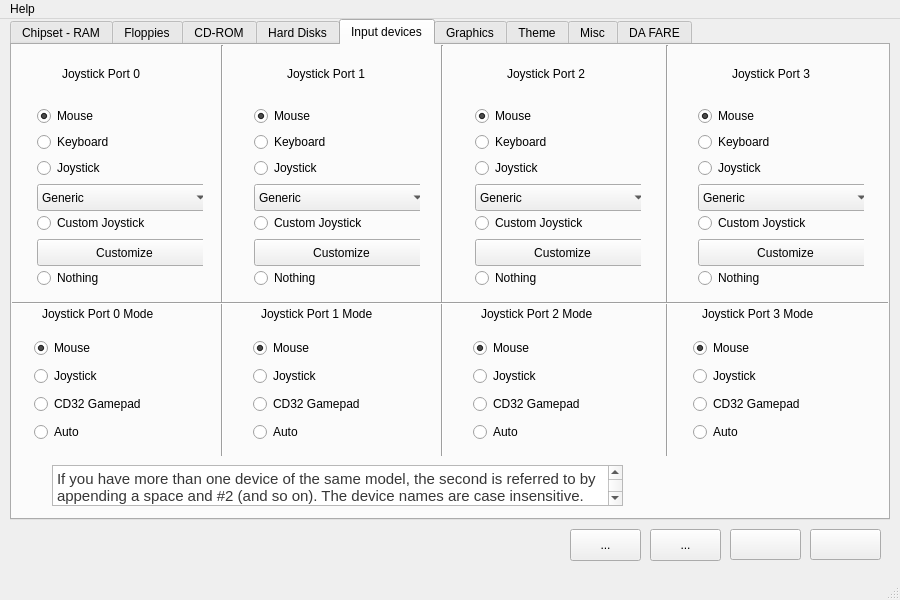
Above: amiga.ui from PSRAmiga/fs-uae before the change. Below: the same form after it.
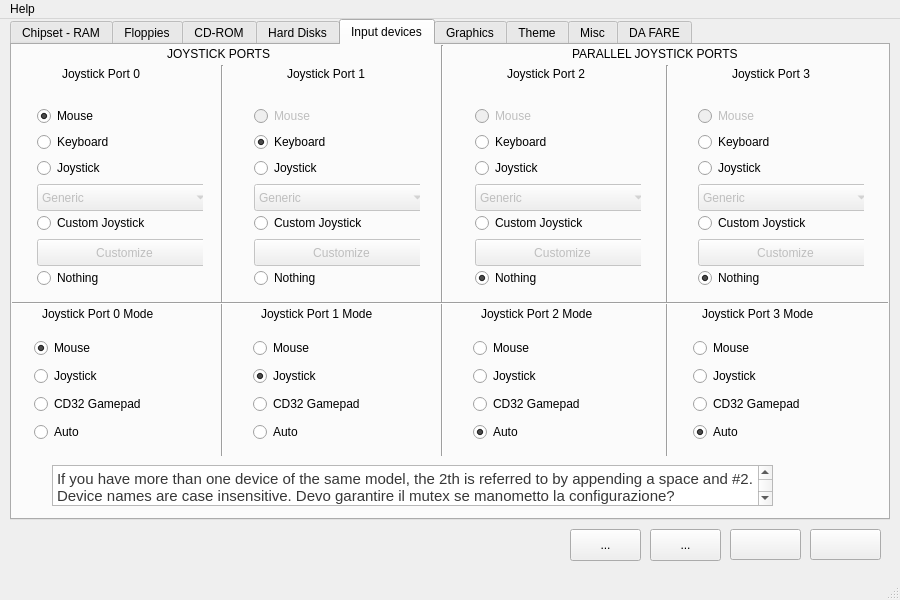
That is the form after the change. The open tabs and pages were chosen to show the change. Icons and pictures are not drawn.

Diff of the .ui file:
```diff
--- a/amiga.ui
+++ b/amiga.ui
@@ -2275,7 +2275,7 @@
        <rect>
         <x>40</x>
         <y>420</y>
-        <width>571</width>
+        <width>721</width>
         <height>41</height>
        </rect>
       </property>
@@ -2284,7 +2284,7 @@
 &lt;html&gt;&lt;head&gt;&lt;meta name=&quot;qrichtext&quot; content=&quot;1&quot; /&gt;&lt;style type=&quot;text/css&quot;&gt;
 p, li { white-space: pre-wrap; }
 &lt;/style&gt;&lt;/head&gt;&lt;body style=&quot; font-family:'Ubuntu'; font-size:11pt; font-weight:400; font-style:normal;&quot;&gt;
-&lt;p style=&quot; margin-top:0px; margin-bottom:0px; margin-left:0px; margin-right:0px; -qt-block-indent:0; text-indent:0px;&quot;&gt;&lt;span style=&quot; font-family:'Helvetica Neue,Helvetica,Arial,sans-serif'; font-weight:296; color:#373737; background-color:#ffffff;&quot;&gt;If you have more than one device of the same model, the second is referred to by appending a space and #2 (and so on). The device names are case insensitive.&lt;/span&gt;&lt;/p&gt;&lt;/body&gt;&lt;/html&gt;</string>
+&lt;p style=&quot; margin-top:0px; margin-bottom:0px; margin-left:0px; margin-right:0px; -qt-block-indent:0; text-indent:0px;&quot;&gt;&lt;span style=&quot; font-family:'Helvetica Neue,Helvetica,Arial,sans-serif'; font-weight:296; color:#373737; background-color:#ffffff;&quot;&gt;If you have more than one device of the same model, the 2th is referred to by appending a space and #2. Device names are case insensitive. Devo garantire il mutex se manometto la configurazione?&lt;/span&gt;&lt;/p&gt;&lt;/body&gt;&lt;/html&gt;</string>
       </property>
      </widget>
      <widget class="QWidget" name="layoutWidget_6">
@@ -2365,7 +2365,7 @@
           <bool>true</bool>
          </property>
          <property name="checked">
-          <bool>true</bool>
+          <bool>false</bool>
          </property>
         </widget>
        </item>
@@ -2374,6 +2374,9 @@
          <property name="text">
           <string>Joystick</string>
          </property>
+         <property name="checked">
+          <bool>true</bool>
+         </property>
         </widget>
        </item>
        <item>
@@ -2411,7 +2414,7 @@
           <bool>true</bool>
          </property>
          <property name="checked">
-          <bool>true</bool>
+          <bool>false</bool>
          </property>
         </widget>
        </item>
@@ -2434,6 +2437,9 @@
          <property name="text">
           <string>Auto</string>
          </property>
+         <property name="checked">
+          <bool>true</bool>
+         </property>
         </widget>
        </item>
       </layout>
@@ -2457,7 +2463,7 @@
           <bool>true</bool>
          </property>
          <property name="checked">
-          <bool>true</bool>
+          <bool>false</bool>
          </property>
         </widget>
        </item>
@@ -2480,6 +2486,9 @@
          <property name="text">
           <string>Auto</string>
          </property>
+         <property name="checked">
+          <bool>true</bool>
+         </property>
         </widget>
        </item>
       </layout>
@@ -2566,9 +2575,9 @@
       <property name="geometry">
        <rect>
         <x>190</x>
-        <y>0</y>
+        <y>20</y>
         <width>41</width>
-        <height>411</height>
+        <height>391</height>
        </rect>
       </property>
       <property name="orientation">
@@ -2592,9 +2601,9 @@
       <property name="geometry">
        <rect>
         <x>635</x>
-        <y>0</y>
+        <y>20</y>
         <width>41</width>
-        <height>411</height>
+        <height>391</height>
        </rect>
       </property>
       <property name="orientation">
@@ -2653,6 +2662,9 @@
        </item>
        <item>
         <widget class="QComboBox" name="joystickPort0ModelComboBox">
+         <property name="enabled">
+          <bool>false</bool>
+         </property>
          <property name="sizePolicy">
           <sizepolicy hsizetype="Fixed" vsizetype="Fixed">
            <horstretch>0</horstretch>
@@ -2762,6 +2774,9 @@
        </item>
        <item>
         <widget class="QPushButton" name="joystickPort0CustomizePushButton">
+         <property name="enabled">
+          <bool>false</bool>
+         </property>
          <property name="sizePolicy">
           <sizepolicy hsizetype="Fixed" vsizetype="Fixed">
            <horstretch>0</horstretch>
@@ -2806,6 +2821,9 @@
       <layout class="QVBoxLayout" name="joystickPort1Panel">
        <item>
         <widget class="QRadioButton" name="joystickPort1MouseRadioButton">
+         <property name="enabled">
+          <bool>false</bool>
+         </property>
          <property name="text">
           <string>Mouse</string>
          </property>
@@ -2813,7 +2831,7 @@
           <bool>true</bool>
          </property>
          <property name="checked">
-          <bool>true</bool>
+          <bool>false</bool>
          </property>
         </widget>
        </item>
@@ -2822,6 +2840,9 @@
          <property name="text">
           <string>Keyboard</string>
          </property>
+         <property name="checked">
+          <bool>true</bool>
+         </property>
         </widget>
        </item>
        <item>
@@ -2833,6 +2854,9 @@
        </item>
        <item>
         <widget class="QComboBox" name="joystickPort1ModelComboBox">
+         <property name="enabled">
+          <bool>false</bool>
+         </property>
          <property name="sizePolicy">
           <sizepolicy hsizetype="Fixed" vsizetype="Fixed">
            <horstretch>0</horstretch>
@@ -2942,6 +2966,9 @@
        </item>
        <item>
         <widget class="QPushButton" name="joystickPort1CusomizePushButton">
+         <property name="enabled">
+          <bool>false</bool>
+         </property>
          <property name="sizePolicy">
           <sizepolicy hsizetype="Fixed" vsizetype="Fixed">
            <horstretch>0</horstretch>
@@ -2985,7 +3012,10 @@
       </property>
       <layout class="QVBoxLayout" name="joystickPort2Panel">
        <item>
-        <widget class="QRadioButton" name="joysticckPort2MouseRadioButton">
+        <widget class="QRadioButton" name="joystickPort2MouseRadioButton">
+         <property name="enabled">
+          <bool>false</bool>
+         </property>
          <property name="text">
           <string>Mouse</string>
          </property>
@@ -2993,7 +3023,7 @@
           <bool>true</bool>
          </property>
          <property name="checked">
-          <bool>true</bool>
+          <bool>false</bool>
          </property>
         </widget>
        </item>
@@ -3013,6 +3043,9 @@
        </item>
        <item>
         <widget class="QComboBox" name="joystickPort2ModelComboBox">
+         <property name="enabled">
+          <bool>false</bool>
+         </property>
          <property name="sizePolicy">
           <sizepolicy hsizetype="Fixed" vsizetype="Fixed">
            <horstretch>0</horstretch>
@@ -3122,6 +3155,9 @@
        </item>
        <item>
         <widget class="QPushButton" name="joystickPort2CustomizePushButton">
+         <property name="enabled">
+          <bool>false</bool>
+         </property>
          <property name="sizePolicy">
           <sizepolicy hsizetype="Fixed" vsizetype="Fixed">
            <horstretch>0</horstretch>
@@ -3150,6 +3186,9 @@
          <property name="text">
           <string>Nothing</string>
          </property>
+         <property name="checked">
+          <bool>true</bool>
+         </property>
         </widget>
        </item>
       </layout>
@@ -3166,6 +3205,9 @@
       <layout class="QVBoxLayout" name="joystickPort3Panel">
        <item>
         <widget class="QRadioButton" name="joystickPort3MouseRadioButton">
+         <property name="enabled">
+          <bool>false</bool>
+         </property>
          <property name="text">
           <string>Mouse</string>
          </property>
@@ -3173,7 +3215,7 @@
           <bool>true</bool>
          </property>
          <property name="checked">
-          <bool>true</bool>
+          <bool>false</bool>
          </property>
         </widget>
        </item>
@@ -3193,6 +3235,9 @@
        </item>
        <item>
         <widget class="QComboBox" name="joystickPort3ModelComboBox">
+         <property name="enabled">
+          <bool>false</bool>
+         </property>
          <property name="sizePolicy">
           <sizepolicy hsizetype="Fixed" vsizetype="Fixed">
            <horstretch>0</horstretch>
@@ -3303,7 +3348,7 @@
        <item>
         <widget class="QPushButton" name="joystickPort3CustomizePushButton">
          <property name="enabled">
-          <bool>true</bool>
+          <bool>false</bool>
          </property>
          <property name="sizePolicy">
           <sizepolicy hsizetype="Fixed" vsizetype="Fixed">
@@ -3333,10 +3378,39 @@
          <property name="text">
           <string>Nothing</string>
          </property>
+         <property name="checked">
+          <bool>true</bool>
+         </property>
         </widget>
        </item>
       </layout>
      </widget>
+     <widget class="QLabel" name="joystickPort0Label_2">
+      <property name="geometry">
+       <rect>
+        <x>155</x>
+        <y>0</y>
+        <width>121</width>
+        <height>17</height>
+       </rect>
+      </property>
+      <property name="text">
+       <string>JOYSTICK PORTS</string>
+      </property>
+     </widget>
+     <widget class="QLabel" name="joystickPort0Label_3">
+      <property name="geometry">
+       <rect>
+        <x>560</x>
+        <y>0</y>
+        <width>191</width>
+        <height>17</height>
+       </rect>
+      </property>
+      <property name="text">
+       <string>PARALLEL JOYSTICK PORTS</string>
+      </property>
+     </widget>
     </widget>
     <widget class="QWidget" name="graphicsMenu">
      <attribute name="icon">
```
Left out of the diff: 192 changed lines with no effect on the pictures.
